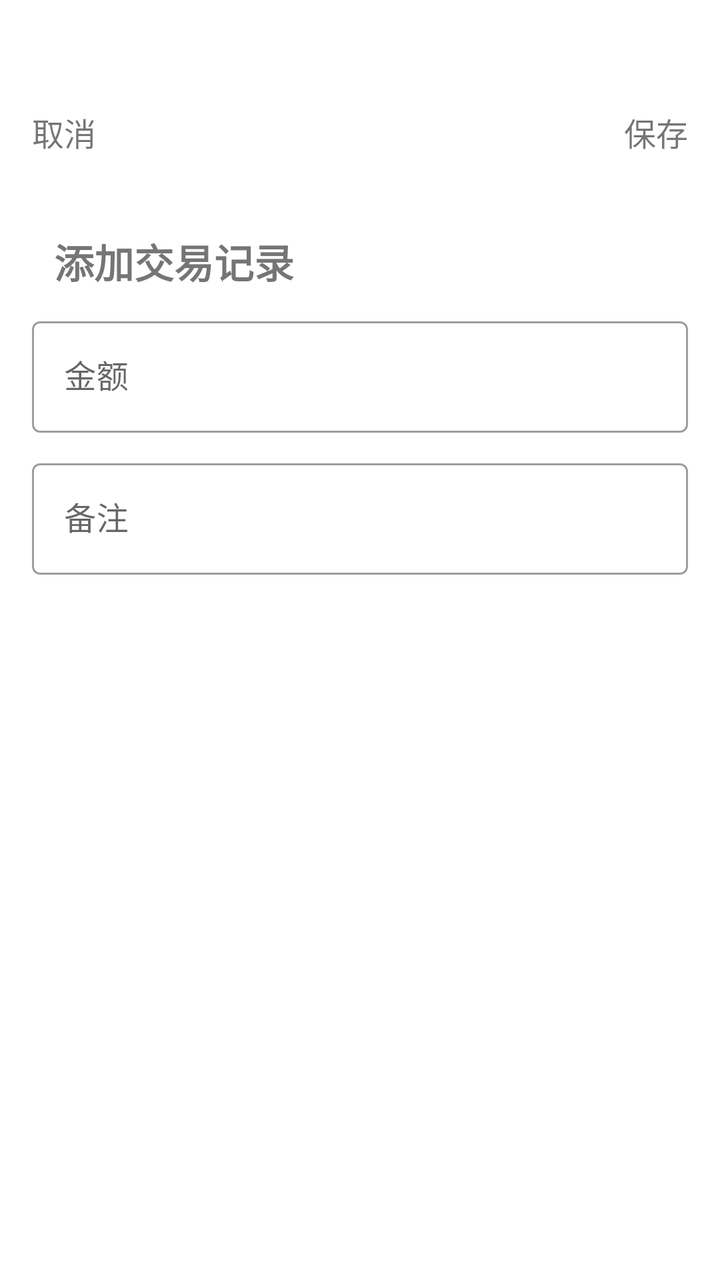
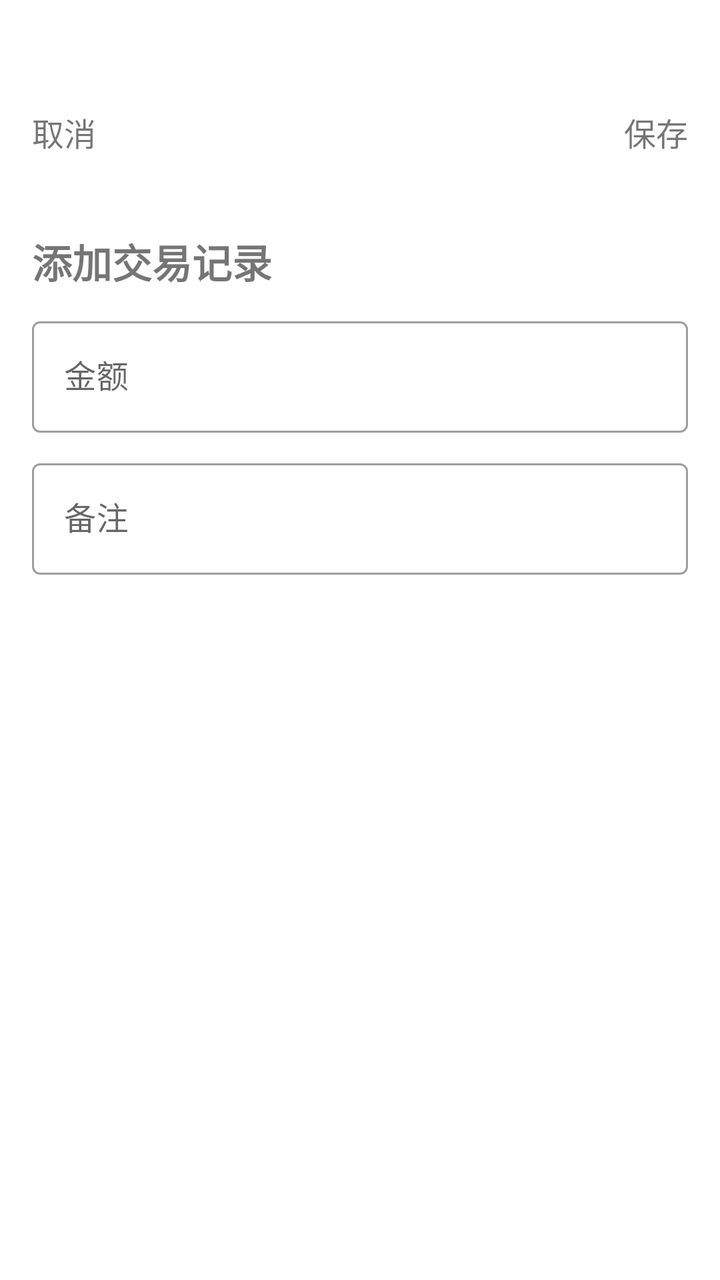

The first picture is an Android layout as it rendered before a commit; the second is the same layout after the commit. The layout source and the unified diff follow.
<!-- AndroidManifest.xml: application theme Theme.DeepBookkeeping -->
<!-- res/layout/fragment_add_transaction.xml -->
<?xml version="1.0" encoding="utf-8"?>
<LinearLayout xmlns:android="http://schemas.android.com/apk/res/android"
    xmlns:tools="http://schemas.android.com/tools"
    android:layout_width="match_parent"
    android:layout_height="match_parent"
    android:background="@color/add_transaction_background_color"
    android:clickable="true"
    android:focusable="false"
    android:orientation="vertical"
    android:padding="16dp"
    tools:context=".ui.addTransaction.AddTransactionFragment">

    <LinearLayout
        android:layout_width="match_parent"
        android:layout_height="wrap_content"
        android:layout_marginTop="20dp">

        <TextView
            android:id="@+id/cancel_button"
            android:layout_width="wrap_content"
            android:layout_height="wrap_content"
            android:layout_gravity="center"
            android:layout_weight="1"
            android:gravity="start|center_vertical"
            android:minHeight="60dp"
            android:text="@string/cancel"
            android:textSize="16sp" />

        <TextView
            android:id="@+id/save_button"
            android:layout_width="wrap_content"
            android:layout_height="wrap_content"
            android:layout_gravity="center"
            android:layout_weight="1"
            android:gravity="end|center_vertical"
            android:minHeight="60dp"
            android:text="@string/save"
            android:textSize="16sp" />
    </LinearLayout>

    <LinearLayout
        android:layout_width="match_parent"
        android:layout_height="wrap_content"
        android:layout_marginTop="20dp"
        android:orientation="horizontal">

        <TextView
            android:layout_width="wrap_content"
            android:layout_height="wrap_content"
            android:layout_gravity="center"
            android:layout_weight="2"
            android:gravity="center"
            android:text="@string/add_transaction"
            android:textSize="20sp"
            android:textStyle="bold" />

        <TextView
            android:id="@+id/editTransactionDate"
            android:layout_width="wrap_content"
            android:layout_height="wrap_content"
            android:layout_gravity="center"
            android:layout_weight="1"
            android:ems="10"
            android:gravity="end" />

        <TextView
            android:id="@+id/editTransactionTime"
            android:layout_width="wrap_content"
            android:layout_height="wrap_content"
            android:layout_gravity="center"
            android:layout_weight="1"
            android:gravity="end" />
    </LinearLayout>

    <com.google.android.material.textfield.TextInputLayout
        android:id="@+id/textInputLayout2"
        style="@style/Widget.MaterialComponents.TextInputLayout.OutlinedBox"
        android:layout_width="match_parent"
        android:layout_height="wrap_content"
        android:layout_marginTop="10dp">

        <com.google.android.material.textfield.TextInputEditText
            android:id="@+id/etAmount"
            android:layout_width="match_parent"
            android:layout_height="wrap_content"
            android:hint="@string/amount"
            android:inputType="numberDecimal" />
    </com.google.android.material.textfield.TextInputLayout>

    <com.google.android.material.textfield.TextInputLayout
        android:id="@+id/textInputLayout"
        style="@style/Widget.MaterialComponents.TextInputLayout.OutlinedBox"
        android:layout_width="match_parent"
        android:layout_height="wrap_content"
        android:layout_marginTop="10dp">

        <com.google.android.material.textfield.TextInputEditText
            android:id="@+id/etDescription"
            android:layout_width="match_parent"
            android:layout_height="wrap_content"
            android:layout_marginTop="16dp"
            android:hint="@string/remark"
            tools:layout_editor_absoluteX="0dp" />
    </com.google.android.material.textfield.TextInputLayout>

    <com.google.android.material.tabs.TabLayout
        android:id="@+id/category_tab_layout"
        android:layout_width="match_parent"
        android:layout_height="wrap_content"
        android:layout_marginTop="10dp" />

    <androidx.viewpager2.widget.ViewPager2
        android:id="@+id/category_viewpager2"
        android:layout_width="match_parent"
        android:layout_height="wrap_content" />
</LinearLayout>
<!-- resources referenced by this layout -->
<resources>
  <color name="add_transaction_background_color">#ffffff</color>
  <string name="add_transaction">添加交易记录</string>
  <string name="amount">金额</string>
  <string name="cancel">取消</string>
  <string name="remark">备注</string>
  <string name="save">保存</string>
  <style name="Theme.DeepBookkeeping" parent="Base.Theme.DeepBookkeeping" />
  <style name="Base.Theme.DeepBookkeeping" parent="Theme.MaterialComponents.DayNight.NoActionBar">
          
           <item name="colorPrimary">@color/my_primary</item>
      </style>
  <color name="my_primary">#308ED9</color>
</resources>

<!-- the commit's change to res/layout/fragment_add_transaction.xml (unified diff, before → after) -->
@@ -49,7 +49,6 @@
             android:layout_height="wrap_content"
             android:layout_gravity="center"
             android:layout_weight="2"
-            android:gravity="center"
             android:text="@string/add_transaction"
             android:textSize="20sp"
             android:textStyle="bold" />
@@ -59,8 +58,7 @@
             android:layout_width="wrap_content"
             android:layout_height="wrap_content"
             android:layout_gravity="center"
-            android:layout_weight="1"
-            android:ems="10"
+            android:layout_weight="2"
             android:gravity="end" />
 
         <TextView
